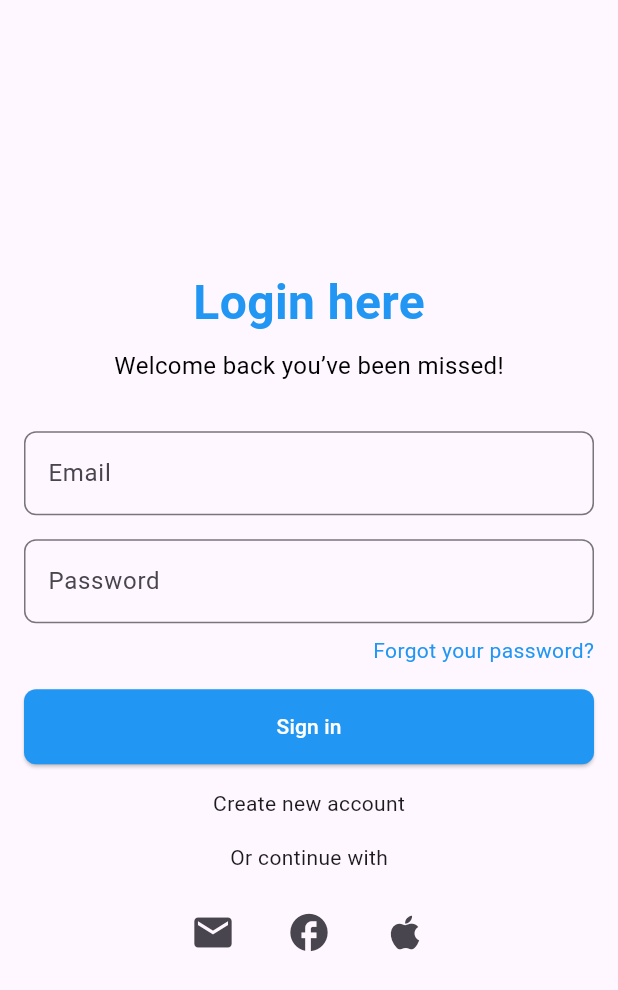
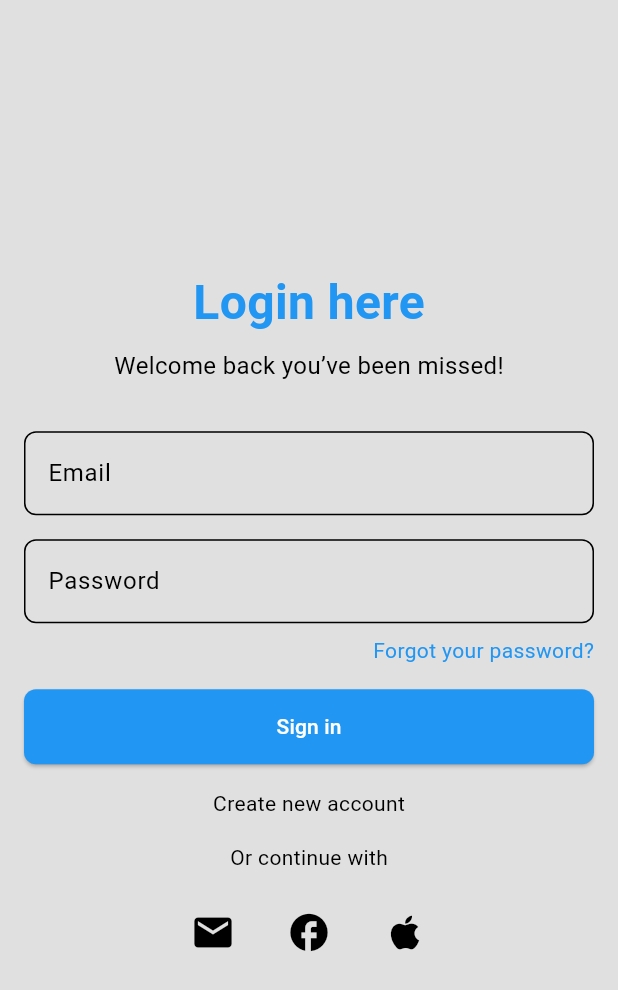
Before and after one commit to TAKIGOKUL/NeXuS, a Flutter app: the screen it shows after launch, on a phone screen of 412 x 824 dp. Shown: the top 990 px of the screen. Run offline on Flutter 3.47's test engine with Material 3 defaults, Android fonts, the phone set to English and light mode, and no system bars.

Commit message:
added Lightmode

```diff
--- a/lib/main.dart
+++ b/lib/main.dart
@@ -1,5 +1,6 @@
 import 'package:flutter/material.dart';
 import 'package:nexus/pages/login_page.dart';
+import 'package:nexus/pages/theme/light_mode.dart';
 
 void main() {
   runApp(const MyApp());
@@ -13,9 +14,7 @@ class MyApp extends StatelessWidget {
     return MaterialApp(
       debugShowCheckedModeBanner: false,
       title: 'Nexus',
-      theme: ThemeData(
-        primarySwatch: Colors.blue,
-      ),
+      theme: lightMode,
       home: const LoginPage(),
     );
   }
--- /dev/null
+++ b/lib/pages/theme/light_mode.dart
@@ -0,0 +1,11 @@
+import 'package:flutter/material.dart';
+
+ThemeData lightMode = ThemeData(
+  colorScheme: ColorScheme.light(
+    surface: Colors.grey.shade300,
+    primary: Colors.grey.shade500,
+    secondary: Colors.grey.shade200,
+    tertiary: Colors.white,
+    inversePrimary: Colors.grey.shade900,
+  ),
+);
```
